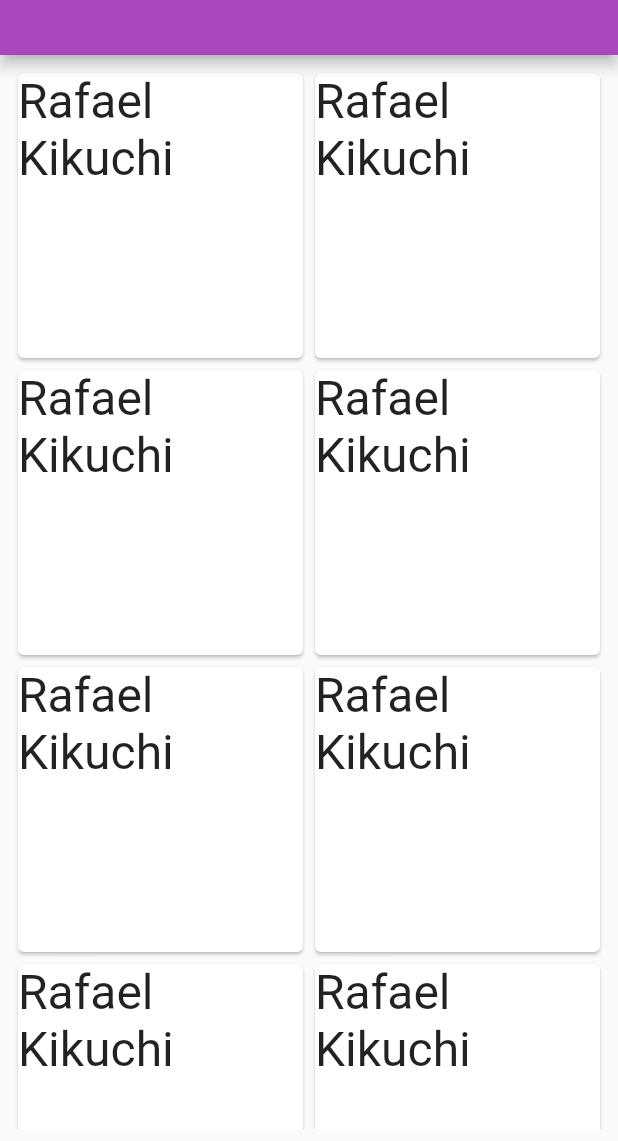
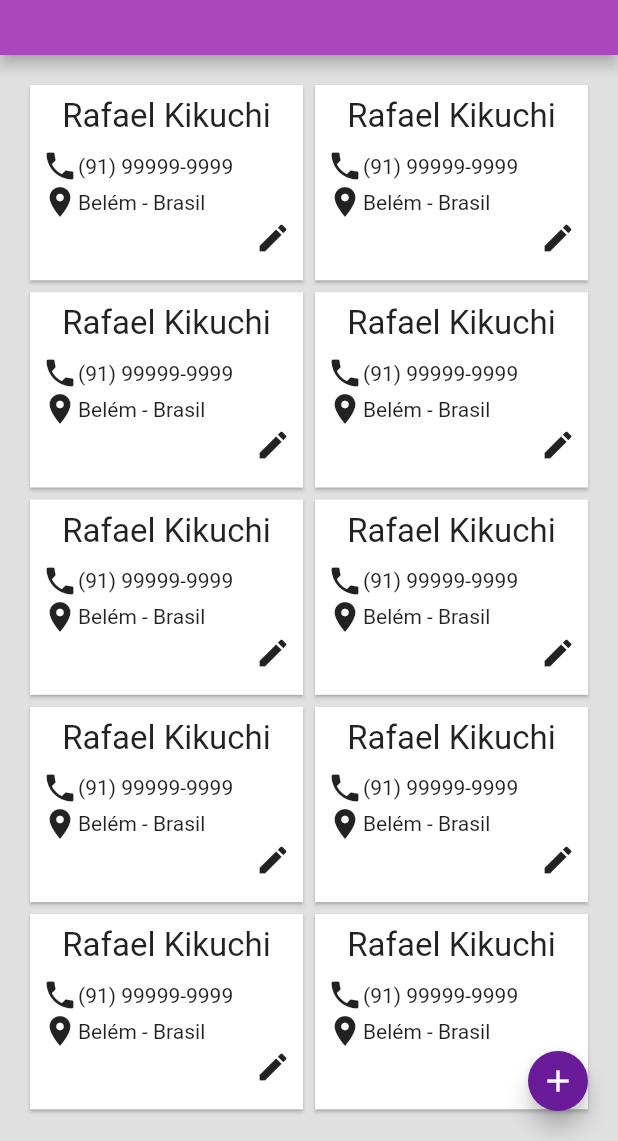
Before and after one commit to prmanfredini/MiniShop, a Flutter app: the screen it shows after launch, in the side drawer, after a tap on "Clientes", on a phone screen of 412 x 824 dp, the part 95-1236 px from its top. Run offline on Flutter 3.47's test engine with Material 2 defaults, Android fonts, the phone set to English and light mode, and no system bars.

Commit message:
Features na tela de clientes

```diff
--- a/lib/clientes/views/client.dart
+++ b/lib/clientes/views/client.dart
@@ -1,14 +1,9 @@
-
 import 'package:flutter/material.dart';
 import 'package:flutter_pr/clientes/models/cliente.dart';
-
-
+import 'package:flutter_pr/clientes/widgets/card_clientes.dart';
 
 class CardClientes extends StatelessWidget {
-
-
   List<clienteModel> clientes = [];
-
 
   @override
   Widget build(BuildContext context) {
@@ -34,20 +29,21 @@ class CardClientes extends StatelessWidget {
         10, 'Rafael', 'Kikuchi', 'Belém', 'Brasil', '(91) 99999-9999'));
 
     return GridView.builder(
-      shrinkWrap: true,
-        gridDelegate: const SliverGridDelegateWithFixedCrossAxisCount(crossAxisCount: 2),
+        padding: EdgeInsets.all(8.0),
+        shrinkWrap: true,
+        gridDelegate: const SliverGridDelegateWithFixedCrossAxisCount(
+          crossAxisCount: 2,
+          childAspectRatio: 5.5 / 4,
+        ),
         physics: ScrollPhysics(),
         itemCount: clientes.length,
         itemBuilder: (context, index) {
-          return Card(
-            color: Colors.white,
-            child: Column(
-              children: [
-                Text('${clientes[index].firstName.toString()} ${clientes[index].lastName.toString()}', style: TextStyle(fontSize: 32.0),)
-              ],
-            ),
-          );
-        }
-    );
+          // Detalhes do Card de Clientes
+          var _title = '${clientes[index].firstName} ${clientes[index].lastName}';
+          var _phone = clientes[index].phone;
+          var _place = '${clientes[index].city} - ${clientes[index].country}';
+
+          return Card_Clientes(title: _title, phone: _phone, place: _place);
+        });
   }
 }
--- a/lib/clientes/views/cliente_view.dart
+++ b/lib/clientes/views/cliente_view.dart
@@ -1,9 +1,7 @@
-
 import 'package:flutter/material.dart';
 import 'package:flutter_pr/Home/widgets/appbar.dart';
 import 'package:flutter_pr/Home/widgets/drawer_builder.dart';
 import 'package:flutter_pr/clientes/views/client.dart';
-
 
 class ClienteView extends StatefulWidget {
   String? dropdownValue;
@@ -12,29 +10,37 @@ class ClienteView extends StatefulWidget {
   State<ClienteView> createState() => _HomeState();
 }
 
-class _HomeState extends State<ClienteView> with SingleTickerProviderStateMixin {
-
+class _HomeState extends State<ClienteView>
+    with SingleTickerProviderStateMixin {
   var label = 'Pesquisar Clientes';
-
 
   @override
   void initState() {
     super.initState();
-
   }
 
   @override
   Widget build(BuildContext context) {
     return Scaffold(
+      backgroundColor: Colors.grey.shade300,
       extendBody: true,
       appBar: AppBarBuilder(),
       drawer: DrawerBuilder(context),
-      body: Padding(
-        padding: const EdgeInsets.all(8.0),
-        child: CardClientes(),
+      body: SingleChildScrollView(
+        child: Padding(
+          padding: const EdgeInsets.all(8.0),
+          child: Column(
+            children: [
+              CardClientes(),
+            ],
+          ),
+        ),
+      ),
+      floatingActionButton: FloatingActionButton.small(
+        onPressed: () => {},
+        child: const Icon(Icons.add, color: Colors.white),
+        backgroundColor: Theme.of(context).primaryColor,
       ),
     );
   }
-
-
 }
--- /dev/null
+++ b/lib/clientes/widgets/card_clientes.dart
@@ -0,0 +1,61 @@
+import 'package:flutter/material.dart';
+
+class Card_Clientes extends StatelessWidget {
+  const Card_Clientes({
+    Key? key,
+    required String title,
+    required String phone,
+    required String place,
+  }) : _title = title, _phone = phone, _place = place, super(key: key);
+
+  final String _title;
+  final String _phone;
+  final String _place;
+
+  @override
+  Widget build(BuildContext context) {
+    return Card(
+      semanticContainer: true,
+      child: Column(
+        children: [
+          Padding(
+            padding: const EdgeInsets.all(8.0),
+            child: Text(
+              _title,
+              style: const TextStyle(fontSize: 22.0),
+              textAlign: TextAlign.start,
+            ),
+          ),
+          Padding(
+            padding: const EdgeInsets.only(left: 8.0, right: 8.0),
+            child: Row(
+              children: [
+                Icon(Icons.phone),
+                Text(_phone),
+              ],
+            ),
+          ),
+          Padding(
+            padding: const EdgeInsets.only(left: 8.0, right: 8.0),
+            child: Row(
+              children: [
+                Icon(Icons.place),
+                Text(_place),
+              ],
+            ),
+          ),
+          Padding(
+            padding: const EdgeInsets.only(right: 8.0),
+            child: GestureDetector(
+              child: Container(
+                  alignment: Alignment.bottomRight,
+                  child: Icon(Icons.edit)),
+              onTap: () {},
+            ),
+          ),
+        ],
+      ),
+      shape: RoundedRectangleBorder(borderRadius: BorderRadius.zero),
+    );
+  }
+}
```
